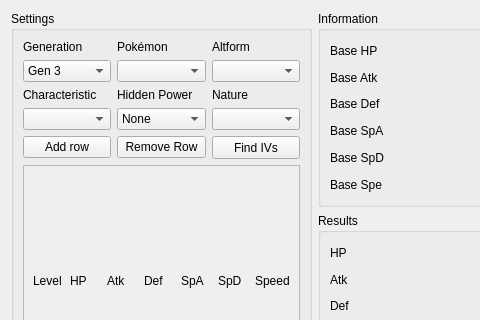
The window that Forms/Util/IVCalculator.ui (Admiral-Fish/PokeFinder) describes before a commit, drawn with Qt 5; both pictures show x 0 to 480 and y 0 to 320 of the 630 by 420 pixel window.
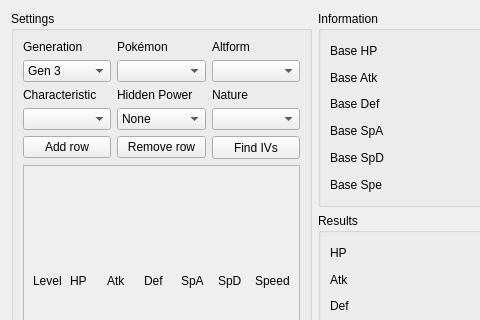
The same window after the commit.

Diff of the .ui file:
```diff
--- a/Forms/Util/IVCalculator.ui
+++ b/Forms/Util/IVCalculator.ui
@@ -241,7 +241,7 @@
       <item row="4" column="1">
        <widget class="QPushButton" name="pushButtonRemoveRow">
         <property name="text">
-         <string>Remove Row</string>
+         <string>Remove row</string>
         </property>
        </widget>
       </item>
```
